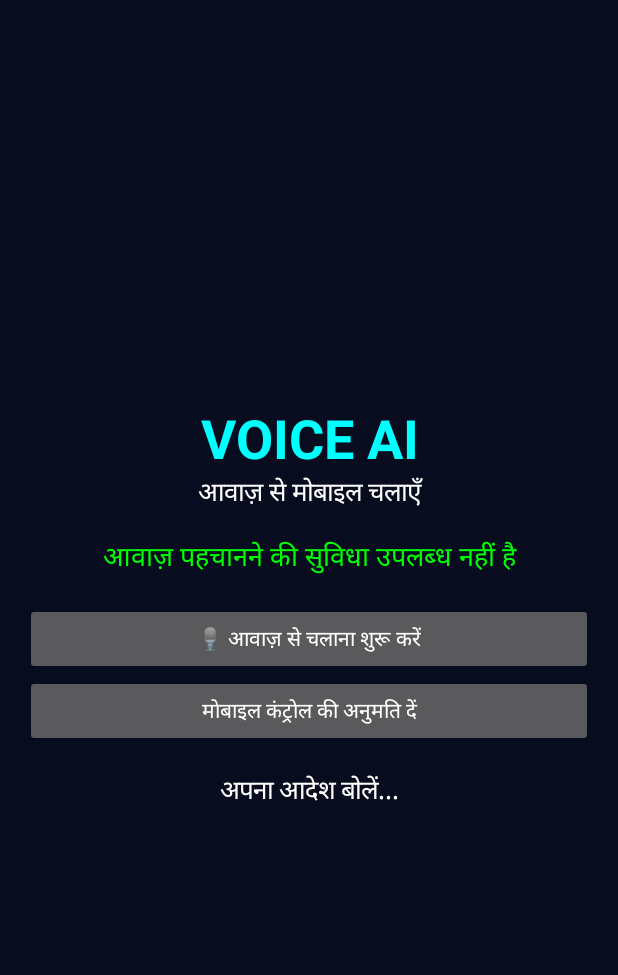
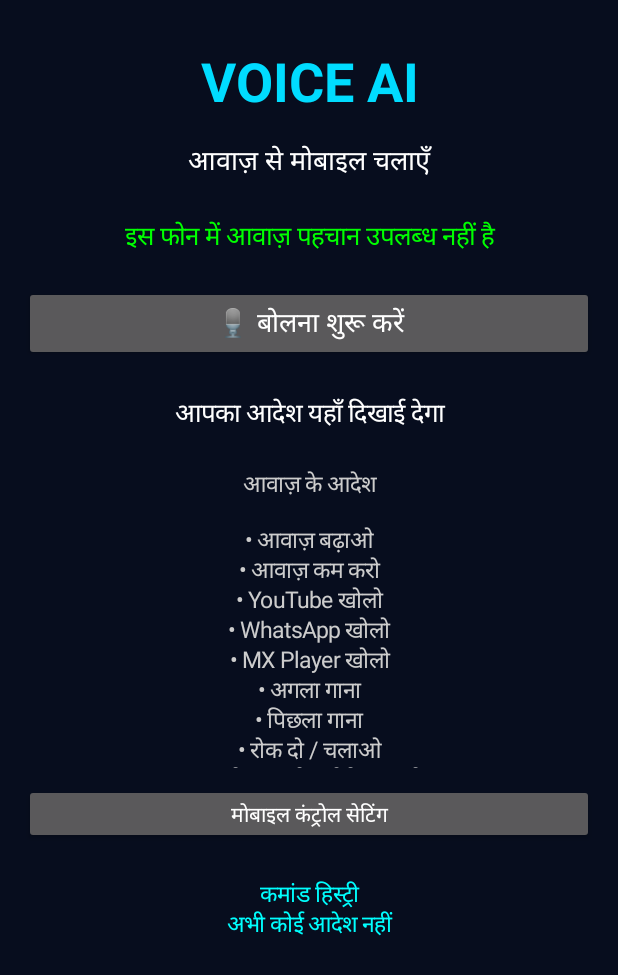
Before and after one commit to aliathar535-coder/VOICE-AI, an Android app: the screen it shows after launch (MainActivity), on a phone screen of 412 x 824 dp. Shown: the top 975 px of the screen. Run offline under Robolectric (Android 15) with nearby library versions, the phone set to English and light mode, and no system bars.

Commit message:
Refactor MainActivity layout and improve UI
Refactored MainActivity layout and improved UI elements. Updated text for better clarity and added command history.

```diff
--- a/app/src/main/java/com/voiceai/control/MainActivity.java
+++ b/app/src/main/java/com/voiceai/control/MainActivity.java
@@ -3,28 +3,31 @@ package com.voiceai.control;
 
 import android.app.Activity;
 import android.os.Bundle;
+import android.Manifest;
 import android.content.Intent;
+import android.content.Context;
 import android.content.pm.PackageManager;
-import android.Manifest;
 import android.provider.Settings;
 import android.speech.RecognizerIntent;
 import android.speech.SpeechRecognizer;
 import android.speech.RecognitionListener;
 import android.media.AudioManager;
-import android.content.Context;
-import android.view.Gravity;
-import android.widget.*;
 import android.graphics.Color;
 import android.graphics.Typeface;
+import android.view.Gravity;
+import android.view.View;
+import android.widget.*;
 import java.util.ArrayList;
 import java.util.Locale;
 
 public class MainActivity extends Activity {
 
-    TextView status, result;
-    Button micButton, accessButton;
-    SpeechRecognizer recognizer;
-    AudioManager audio;
+    private TextView status, result, history;
+    private Button micButton;
+    private SpeechRecognizer recognizer;
+    private AudioManager audio;
+    private LinearLayout mainLayout;
+    private boolean listening = false;
 
     @Override
     protected void onCreate(Bundle savedInstanceState) {
@@ -32,66 +35,105 @@ public class MainActivity extends Activity {
 
         audio = (AudioManager) getSystemService(Context.AUDIO_SERVICE);
 
-        LinearLayout layout = new LinearLayout(this);
-        layout.setOrientation(1);
-        layout.setGravity(Gravity.CENTER);
-        layout.setPadding(25, 35, 25, 35);
-        layout.setBackgroundColor(Color.rgb(7, 13, 30));
+        mainLayout = new LinearLayout(this);
+        mainLayout.setOrientation(LinearLayout.VERTICAL);
+        mainLayout.setGravity(Gravity.CENTER_HORIZONTAL);
+        mainLayout.setPadding(24, 35, 24, 25);
+        mainLayout.setBackgroundColor(Color.rgb(7, 13, 30));
+
+        ScrollView scroll = new ScrollView(this);
+        scroll.setFillViewport(true);
+        scroll.addView(mainLayout);
 
         TextView title = new TextView(this);
         title.setText("VOICE AI");
         title.setTextSize(36);
-        title.setTextColor(Color.CYAN);
+        title.setTextColor(Color.rgb(0, 220, 255));
         title.setTypeface(null, Typeface.BOLD);
         title.setGravity(Gravity.CENTER);
+        add(title, 75);
 
         TextView subtitle = new TextView(this);
         subtitle.setText("आवाज़ से मोबाइल चलाएँ");
+        subtitle.setTextSize(18);
         subtitle.setTextColor(Color.WHITE);
-        subtitle.setTextSize(17);
         subtitle.setGravity(Gravity.CENTER);
+        add(subtitle, 55);
 
         status = new TextView(this);
-        status.setText("● सुनने के लिए तैयार");
+        status.setText("● तैयार हूँ");
+        status.setTextSize(17);
         status.setTextColor(Color.GREEN);
-        status.setTextSize(18);
         status.setGravity(Gravity.CENTER);
-        status.setPadding(10, 25, 10, 25);
+        add(status, 65);
 
         micButton = new Button(this);
-        micButton.setText("🎙 आवाज़ से चलाना शुरू करें");
+        micButton.setText("🎙 बोलना शुरू करें");
+        micButton.setTextSize(18);
+        add(micButton, 75);
 
-        accessButton = new Button(this);
-        accessButton.setText("मोबाइल कंट्रोल की अनुमति दें");
+        micButton.setOnClickListener(v -> checkPermission());
 
         result = new TextView(this);
-        result.setText("अपना आदेश बोलें...");
+        result.setText("आपका आदेश यहाँ दिखाई देगा");
         result.setTextColor(Color.WHITE);
         result.setTextSize(17);
         result.setGravity(Gravity.CENTER);
-        result.setPadding(10, 25, 10, 25);
+        add(result, 75);
 
-        layout.addView(title);
-        layout.addView(subtitle);
-        layout.addView(status);
-        layout.addView(micButton);
-        layout.addView(accessButton);
-        layout.addView(result);
+        TextView commands = new TextView(this);
+        commands.setText(
+            "आवाज़ के आदेश\n\n" +
+            "• आवाज़ बढ़ाओ\n" +
+            "• आवाज़ कम करो\n" +
+            "• YouTube खोलो\n" +
+            "• WhatsApp खोलो\n" +
+            "• MX Player खोलो\n" +
+            "• अगला गाना\n" +
+            "• पिछला गाना\n" +
+            "• रोक दो / चलाओ\n" +
+            "• आगे चलाओ / पीछे चलाओ\n" +
+            "• ऊपर स्क्रॉल / नीचे स्क्रॉल\n" +
+            "• वापस जाओ\n" +
+            "• होम पर जाओ\n" +
+            "• हाल के ऐप दिखाओ"
+        );
+        commands.setTextColor(Color.LTGRAY);
+        commands.setTextSize(15);
+        commands.setGravity(Gravity.CENTER);
+        add(commands, 300);
 
-        setContentView(layout);
-
+        Button accessButton = new Button(this);
+        accessButton.setText("मोबाइल कंट्रोल सेटिंग");
+        add(accessButton, 60);
         accessButton.setOnClickListener(v ->
             startActivity(new Intent(Settings.ACTION_ACCESSIBILITY_SETTINGS))
         );
 
-        micButton.setOnClickListener(v -> checkPermission());
+        history = new TextView(this);
+        history.setText("कमांड हिस्ट्री\nअभी कोई आदेश नहीं");
+        history.setTextColor(Color.CYAN);
+        history.setTextSize(15);
+        history.setGravity(Gravity.CENTER);
+        add(history, 100);
+
+        setContentView(scroll);
 
         if (SpeechRecognizer.isRecognitionAvailable(this)) {
             recognizer = SpeechRecognizer.createSpeechRecognizer(this);
             setupRecognizer();
         } else {
-            status.setText("आवाज़ पहचानने की सुविधा उपलब्ध नहीं है");
+            status.setText("इस फोन में आवाज़ पहचान उपलब्ध नहीं है");
         }
+    }
+
+    private void add(View view, int height) {
+        LinearLayout.LayoutParams params =
+            new LinearLayout.LayoutParams(
+                LinearLayout.LayoutParams.MATCH_PARENT, height
+            );
+        params.setMargins(0, 8, 0, 8);
+        mainLayout.addView(view, params);
     }
 
     private void checkPermission() {
@@ -114,7 +156,7 @@ public class MainActivity extends Activity {
                 && results[0] == PackageManager.PERMISSION_GRANTED) {
             listen();
         } else {
-            status.setText("माइक्रोफोन की अनुमति जरूरी है");
+            status.setText("माइक्रोफोन अनुमति नहीं मिली");
         }
     }
 
@@ -122,57 +164,65 @@ public class MainActivity extends Activity {
         recognizer.setRecognitionListener(new RecognitionListener() {
 
             @Override
-            public void onReadyForSpeech(Bundle b) {
+            public void onReadyForSpeech(Bundle params) {
+                listening = true;
                 status.setText("● सुन रहा हूँ...");
                 status.setTextColor(Color.YELLOW);
+                micButton.setText("🎙 सुन रहा हूँ");
             }
 
             @Override public void onBeginningOfSpeech() {}
-            @Override public void onRmsChanged(float r) {}
-            @Override public void onBufferReceived(byte[] b) {}
+            @Override public void onRmsChanged(float rmsdB) {}
+            @Override public void onBufferReceived(byte[] buffer) {}
             @Override public void onEndOfSpeech() {}
 
             @Override
             public void onError(int error) {
-                status.setText("● फिर से शुरू करें");
+                listening = false;
+                status.setText("● फिर से बोलने के लिए बटन दबाएँ");
                 status.setTextColor(Color.GREEN);
+                micButton.setText("🎙 बोलना शुरू करें");
             }
 
             @Override
-            public void onResults(Bundle b) {
-                ArrayList<String> list =
-                    b.getStringArrayList(
+            public void onResults(Bundle results) {
+                listening = false;
+
+                ArrayList<String> matches =
+                    results.getStringArrayList(
                         SpeechRecognizer.RESULTS_RECOGNITION
                     );
 
-                if (list != null && !list.isEmpty()) {
-                    String command = list.get(0).toLowerCase(Locale.ROOT);
+                if (matches != null && !matches.isEmpty()) {
+                    String command = matches.get(0).toLowerCase(Locale.ROOT);
                     result.setText("आपने कहा: " + command);
+                    history.setText("आखिरी आदेश:\n" + command);
                     runCommand(command);
                 }
 
-                status.setText("● सुनने के लिए तैयार");
+                status.setText("● तैयार हूँ");
                 status.setTextColor(Color.GREEN);
+                micButton.setText("🎙 बोलना शुरू करें");
             }
 
-            @Override public void onPartialResults(Bundle b) {}
-            @Override public void onEvent(int e, Bundle b) {}
+            @Override public void onPartialResults(Bundle partialResults) {}
+            @Override public void onEvent(int eventType, Bundle params) {}
         });
     }
 
     private void listen() {
-        if (recognizer == null) return;
+        if (recognizer == null || listening) return;
 
-        Intent i = new Intent(RecognizerIntent.ACTION_RECOGNIZE_SPEECH);
-        i.putExtra(
+        Intent intent = new Intent(RecognizerIntent.ACTION_RECOGNIZE_SPEECH);
+        intent.putExtra(
             RecognizerIntent.EXTRA_LANGUAGE_MODEL,
             RecognizerIntent.LANGUAGE_MODEL_FREE_FORM
         );
-        i.putExtra(RecognizerIntent.EXTRA_LANGUAGE, "hi-IN");
-        i.putExtra(RecognizerIntent.EXTRA_LANGUAGE_PREFERENCE, "hi-IN");
-        i.putExtra(RecognizerIntent.EXTRA_MAX_RESULTS, 3);
+        intent.putExtra(RecognizerIntent.EXTRA_LANGUAGE, "hi-IN");
+        intent.putExtra(RecognizerIntent.EXTRA_LANGUAGE_PREFERENCE, "hi-IN");
+        intent.putExtra(RecognizerIntent.EXTRA_MAX_RESULTS, 3);
 
-        recognizer.startListening(i);
+        recognizer.startListening(intent);
     }
 
     private void runCommand(String c) {
@@ -180,65 +230,50 @@ public class MainActivity extends Activity {
         if (c.contains("आवाज़ बढ़ाओ") || c.contains("वॉल्यूम बढ़ाओ")) {
             changeVolume(true);
         }
-
-        else if (c.contains("आवाज़ कम करो") || c.contains("वॉल्यूम कम करो")) {
+        else if (c.contains("आवाज़ कम") || c.contains("वॉल्यूम कम")) {
             changeVolume(false);
         }
-
         else if (c.contains("यूट्यूब")) {
             openApp("com.google.android.youtube");
         }
-
         else if (c.contains("व्हाट्सऐप") || c.contains("व्हाट्सएप")) {
             openApp("com.whatsapp");
         }
-
         else if (c.contains("एमएक्स प्लेयर") || c.contains("एम एक्स प्लेयर")) {
             openMXPlayer();
         }
-
-        else if (c.contains("आगे चलाओ") || c.contains("फास्ट फॉरवर्ड")) {
+        else if (c.contains("अगला गाना") || c.equals("अगला")) {
+            sendCommand("NEXT");
+        }
+        else if (c.contains("पिछला गाना") || c.equals("पिछला")) {
+            sendCommand("PREVIOUS");
+        }
+        else if (c.contains("फास्ट फॉरवर्ड") || c.contains("आगे चलाओ")) {
             sendCommand("FAST_FORWARD");
         }
-
-        else if (c.contains("पीछे चलाओ") || c.contains("रिवाइंड")) {
+        else if (c.contains("रिवाइंड") || c.contains("पीछे चलाओ")) {
             sendCommand("REWIND");
         }
-
-        else if (c.contains("अगला गाना") || c.contains("अगला")) {
-            sendCommand("NEXT");
-        }
-
-        else if (c.contains("पिछला गाना") || c.contains("पिछला")) {
-            sendCommand("PREVIOUS");
-        }
-
         else if (c.contains("चलाओ") || c.contains("रोक दो") || c.contains("पॉज")) {
             sendCommand("PLAY_PAUSE");
         }
-
         else if (c.contains("नीचे स्क्रॉल")) {
             sendCommand("SCROLL_DOWN");
         }
-
         else if (c.contains("ऊपर स्क्रॉल")) {
             sendCommand("SCROLL_UP");
         }
-
         else if (c.contains("वापस जाओ")) {
             sendCommand("BACK");
         }
-
         else if (c.contains("होम पर जाओ")) {
             sendCommand("HOME");
         }
-
         else if (c.contains("हाल के ऐप")) {
             sendCommand("RECENTS");
         }
-
         else {
-            result.setText("यह आदेश समझ नहीं आया");
+            result.setText("यह आदेश अभी समझ नहीं आया");
         }
     }
 
@@ -255,18 +290,18 @@ public class MainActivity extends Activity {
     }
 
     private void sendCommand(String command) {
-        Intent i = new Intent("com.voiceai.control.COMMAND");
-        i.setPackage(getPackageName());
-        i.putExtra("command", command);
-        sendBroadcast(i);
-        result.setText("आदेश भेज दिया: " + command);
+        Intent intent = new Intent("com.voiceai.control.COMMAND");
+        intent.setPackage(getPackageName());
+        intent.putExtra("command", command);
+        sendBroadcast(intent);
+        result.setText("आदेश भेजा: " + command);
     }
 
     private void openApp(String packageName) {
-        Intent i = getPackageManager().getLaunchIntentForPackage(packageName);
+        Intent intent = getPackageManager().getLaunchIntentForPackage(packageName);
 
-        if (i != null) {
-            startActivity(i);
+        if (intent != null) {
+            startActivity(intent);
             result.setText("ऐप खोल रहा हूँ...");
         } else {
             result.setText("यह ऐप फोन में नहीं मिला");
@@ -280,16 +315,16 @@ public class MainActivity extends Activity {
         };
 
         for (String p : packages) {
-            Intent i = getPackageManager().getLaunchIntentForPackage(p);
+            Intent intent = getPackageManager().getLaunchIntentForPackage(p);
 
-            if (i != null) {
-                startActivity(i);
-                result.setText("एमएक्स प्लेयर खोल रहा हूँ...");
+            if (intent != null) {
+                startActivity(intent);
+                result.setText("MX Player खोल रहा हूँ...");
                 return;
             }
         }
 
-        result.setText("एमएक्स प्लेयर फोन में नहीं मिला");
+        result.setText("MX Player फोन में नहीं मिला");
     }
 
     @Override
```
